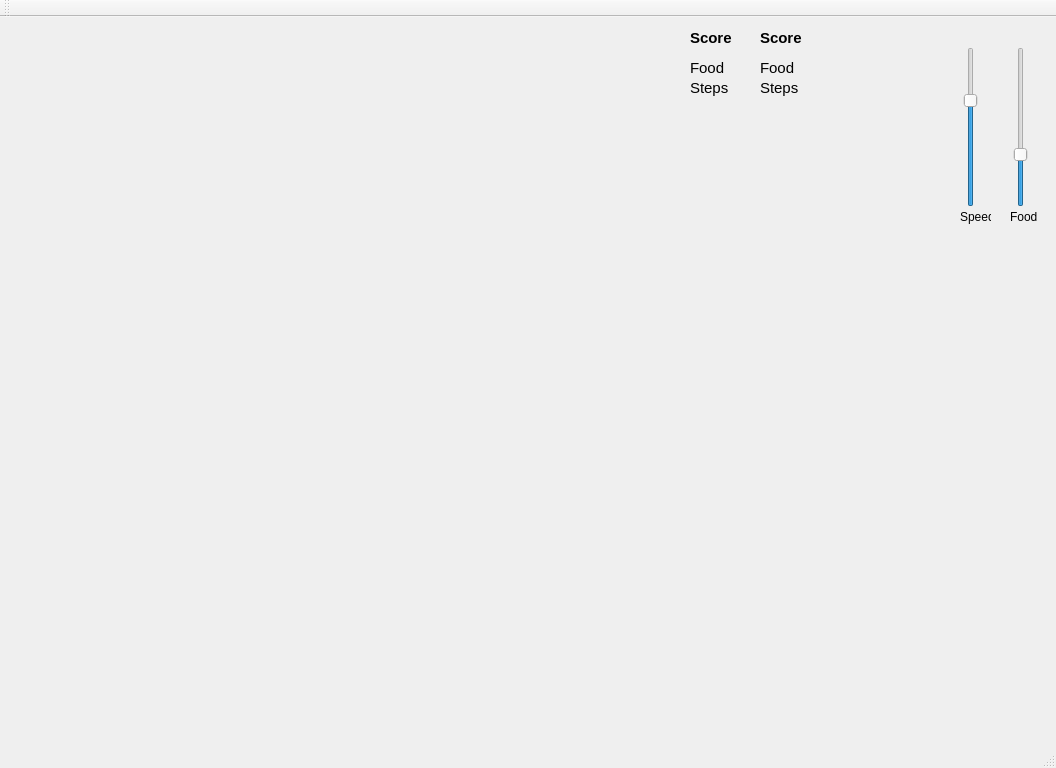
Qt form examples/Snake/snake.ui (KROIA/Neural-net) before a commit.
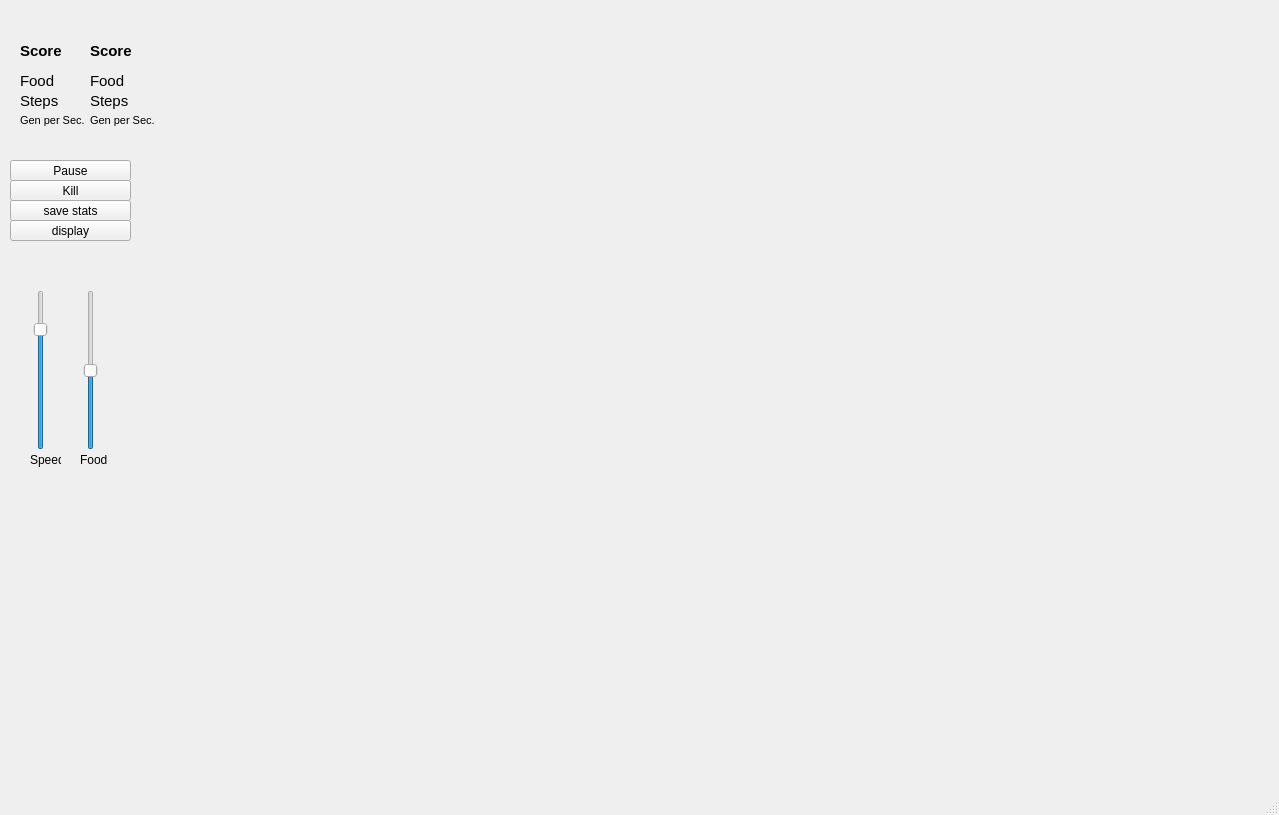
The same form after that commit.

The edit to the form file:
```diff
--- a/examples/Snake/snake.ui
+++ b/examples/Snake/snake.ui
@@ -6,8 +6,8 @@
    <rect>
     <x>0</x>
     <y>0</y>
-    <width>1056</width>
-    <height>768</height>
+    <width>1279</width>
+    <height>815</height>
    </rect>
   </property>
   <property name="windowTitle">
@@ -17,8 +17,8 @@
    <widget class="QLabel" name="label">
     <property name="geometry">
      <rect>
-      <x>690</x>
-      <y>10</y>
+      <x>20</x>
+      <y>40</y>
       <width>71</width>
       <height>21</height>
      </rect>
@@ -37,8 +37,8 @@
    <widget class="QLabel" name="score_label">
     <property name="geometry">
      <rect>
-      <x>760</x>
-      <y>10</y>
+      <x>90</x>
+      <y>40</y>
       <width>71</width>
       <height>21</height>
      </rect>
@@ -57,8 +57,8 @@
    <widget class="QLabel" name="label_2">
     <property name="geometry">
      <rect>
-      <x>690</x>
-      <y>40</y>
+      <x>20</x>
+      <y>70</y>
       <width>71</width>
       <height>21</height>
      </rect>
@@ -77,8 +77,8 @@
    <widget class="QLabel" name="food_label">
     <property name="geometry">
      <rect>
-      <x>760</x>
-      <y>40</y>
+      <x>90</x>
+      <y>70</y>
       <width>71</width>
       <height>21</height>
      </rect>
@@ -97,8 +97,8 @@
    <widget class="QLabel" name="food_label_2">
     <property name="geometry">
      <rect>
-      <x>690</x>
-      <y>60</y>
+      <x>20</x>
+      <y>90</y>
       <width>71</width>
       <height>21</height>
      </rect>
@@ -117,8 +117,8 @@
    <widget class="QLabel" name="steps_label">
     <property name="geometry">
      <rect>
-      <x>760</x>
-      <y>60</y>
+      <x>90</x>
+      <y>90</y>
       <width>71</width>
       <height>21</height>
      </rect>
@@ -137,8 +137,8 @@
    <widget class="QSlider" name="speed_slider">
     <property name="geometry">
      <rect>
-      <x>960</x>
-      <y>30</y>
+      <x>30</x>
+      <y>290</y>
       <width>22</width>
       <height>160</height>
      </rect>
@@ -147,13 +147,13 @@
      <number>50</number>
     </property>
     <property name="maximum">
-     <number>1000</number>
+     <number>500</number>
     </property>
     <property name="singleStep">
      <number>5</number>
     </property>
     <property name="value">
-     <number>700</number>
+     <number>400</number>
     </property>
     <property name="orientation">
      <enum>Qt::Vertical</enum>
@@ -162,8 +162,8 @@
    <widget class="QLabel" name="label_3">
     <property name="geometry">
      <rect>
-      <x>960</x>
-      <y>190</y>
+      <x>30</x>
+      <y>450</y>
       <width>31</width>
       <height>20</height>
      </rect>
@@ -175,8 +175,8 @@
    <widget class="QSlider" name="food_slider">
     <property name="geometry">
      <rect>
-      <x>1010</x>
-      <y>30</y>
+      <x>80</x>
+      <y>290</y>
       <width>22</width>
       <height>160</height>
      </rect>
@@ -185,13 +185,13 @@
      <number>1</number>
     </property>
     <property name="maximum">
-     <number>30</number>
+     <number>100</number>
     </property>
     <property name="singleStep">
      <number>1</number>
     </property>
     <property name="value">
-     <number>10</number>
+     <number>50</number>
     </property>
     <property name="orientation">
      <enum>Qt::Vertical</enum>
@@ -200,8 +200,8 @@
    <widget class="QLabel" name="label_4">
     <property name="geometry">
      <rect>
-      <x>1010</x>
-      <y>190</y>
+      <x>80</x>
+      <y>450</y>
       <width>31</width>
       <height>20</height>
      </rect>
@@ -210,6 +210,116 @@
      <string>Food</string>
     </property>
    </widget>
+   <widget class="QPushButton" name="pause_pushButton">
+    <property name="geometry">
+     <rect>
+      <x>10</x>
+      <y>160</y>
+      <width>121</width>
+      <height>21</height>
+     </rect>
+    </property>
+    <property name="text">
+     <string>Pause</string>
+    </property>
+   </widget>
+   <widget class="QPushButton" name="saveStats_pushbutton">
+    <property name="geometry">
+     <rect>
+      <x>10</x>
+      <y>200</y>
+      <width>121</width>
+      <height>21</height>
+     </rect>
+    </property>
+    <property name="text">
+     <string>save stats</string>
+    </property>
+   </widget>
+   <widget class="QLabel" name="info_label">
+    <property name="geometry">
+     <rect>
+      <x>10</x>
+      <y>0</y>
+      <width>431</width>
+      <height>31</height>
+     </rect>
+    </property>
+    <property name="font">
+     <font>
+      <pointsize>7</pointsize>
+     </font>
+    </property>
+    <property name="text">
+     <string/>
+    </property>
+   </widget>
+   <widget class="QPushButton" name="kill_pushButton">
+    <property name="geometry">
+     <rect>
+      <x>10</x>
+      <y>180</y>
+      <width>121</width>
+      <height>21</height>
+     </rect>
+    </property>
+    <property name="text">
+     <string>Kill</string>
+    </property>
+   </widget>
+   <widget class="QPushButton" name="toggleDisplay_pushbutton">
+    <property name="geometry">
+     <rect>
+      <x>10</x>
+      <y>220</y>
+      <width>121</width>
+      <height>21</height>
+     </rect>
+    </property>
+    <property name="text">
+     <string>display</string>
+    </property>
+   </widget>
+   <widget class="QLabel" name="food_label_3">
+    <property name="geometry">
+     <rect>
+      <x>20</x>
+      <y>110</y>
+      <width>71</width>
+      <height>21</height>
+     </rect>
+    </property>
+    <property name="font">
+     <font>
+      <pointsize>8</pointsize>
+      <weight>50</weight>
+      <bold>false</bold>
+     </font>
+    </property>
+    <property name="text">
+     <string>Gen per Sec.</string>
+    </property>
+   </widget>
+   <widget class="QLabel" name="genPerSec_label">
+    <property name="geometry">
+     <rect>
+      <x>90</x>
+      <y>110</y>
+      <width>71</width>
+      <height>21</height>
+     </rect>
+    </property>
+    <property name="font">
+     <font>
+      <pointsize>8</pointsize>
+      <weight>50</weight>
+      <bold>false</bold>
+     </font>
+    </property>
+    <property name="text">
+     <string>Gen per Sec.</string>
+    </property>
+   </widget>
   </widget>
   <widget class="QMenuBar" name="menuBar">
    <property name="geometry">
@@ -221,14 +331,6 @@
     </rect>
    </property>
   </widget>
-  <widget class="QToolBar" name="mainToolBar">
-   <attribute name="toolBarArea">
-    <enum>TopToolBarArea</enum>
-   </attribute>
-   <attribute name="toolBarBreak">
-    <bool>false</bool>
-   </attribute>
-  </widget>
   <widget class="QStatusBar" name="statusBar"/>
  </widget>
  <layoutdefault spacing="6" margin="11"/>
```
Left out of the diff: 2 changed lines with no effect on the pictures.
